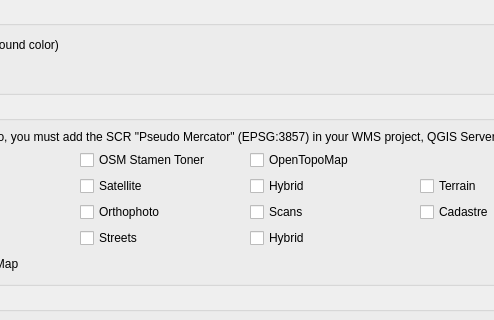
Qt form lizmap/resources/ui/ui_lizmap.ui (3liz/lizmap-plugin) before a commit; both pictures show x 561 to 1055 and y 302 to 622 of the 1200 by 900 pixel window.
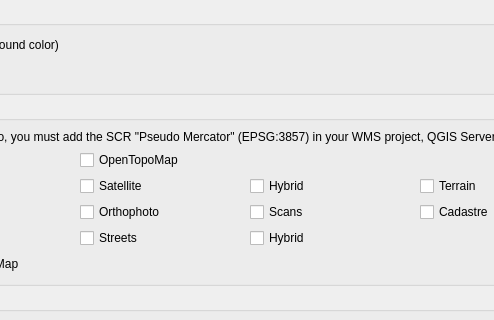
The same form after that commit. The open tabs and pages were chosen to show the change. Custom widgets are drawn as their Qt base class.

Commit message: Remove all mentions to OSM Stamen in the plugin

The edit to the form file:
```diff
--- a/lizmap/resources/ui/ui_lizmap.ui
+++ b/lizmap/resources/ui/ui_lizmap.ui
@@ -2490,16 +2490,6 @@
                       </property>
                      </widget>
                     </item>
-                    <item row="0" column="2">
-                     <widget class="QCheckBox" name="cbOsmStamenToner">
-                      <property name="styleSheet">
-                       <string notr="true"/>
-                      </property>
-                      <property name="text">
-                       <string>OSM Stamen Toner</string>
-                      </property>
-                     </widget>
-                    </item>
                     <item row="0" column="1">
                      <widget class="QCheckBox" name="cbOsmMapnik">
                       <property name="text">
@@ -2547,7 +2537,7 @@
                       </property>
                      </widget>
                     </item>
-                    <item row="0" column="3">
+                    <item row="0" column="2">
                      <widget class="QCheckBox" name="cb_open_topo_map">
                       <property name="text">
                        <string>OpenTopoMap</string>
```
Left out of the diff: 1 changed line with no effect on the pictures. The commit also changes 3 other files.
